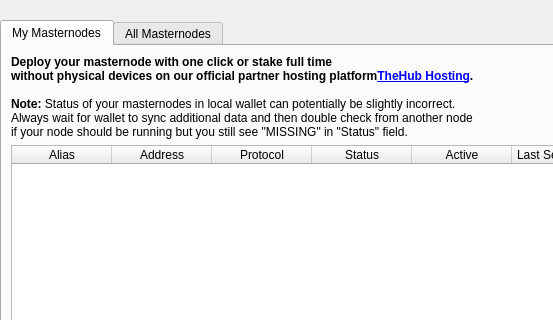
First picture: the form in src/qt/forms/masternodelist.ui, repository scryptachain/scrypta, before the edit; both pictures show x 0 to 553 and y 0 to 320 of the 723 by 457 pixel window.
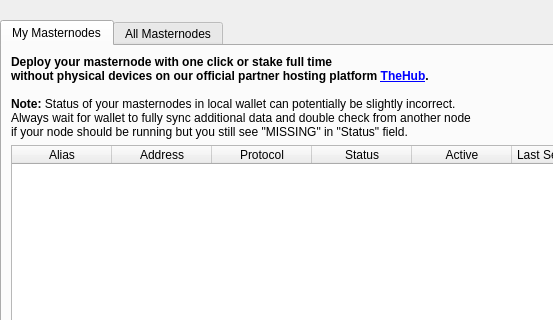
Second picture: the form after the edit.

```diff
--- a/src/qt/forms/masternodelist.ui
+++ b/src/qt/forms/masternodelist.ui
@@ -67,8 +67,8 @@
              <item>
               <widget class="QLabel" name="updateNote">
                <property name="text">
-                <string>&lt;html&gt;&lt;head/&gt;&lt;body&gt;&lt;p&gt;&lt;span style=&quot; font-weight:600;&quot;&gt;Deploy your masternode with one click or stake full time&lt;br/&gt;without physical devices on our official partner hosting platform&lt;/span&gt;&lt;a href=&quot;https://thehub.host&quot;&gt;&lt;span style=&quot; font-weight:600; text-decoration: underline; color:#0000ff;&quot;&gt;TheHub Hosting&lt;/span&gt;&lt;/a&gt;&lt;span style=&quot; font-weight:600;&quot;&gt;. &lt;/span&gt;&lt;br/&gt;&lt;br&gt;&lt;span style=&quot; font-weight:600;&quot;&gt;
-Note: &lt;/span&gt;Status of your masternodes in local wallet can potentially be slightly incorrect.&lt;br /&gt;Always wait for wallet to sync additional data and then double check from another node&lt;br /&gt;if your node should be running but you still see &quot;MISSING&quot; in &quot;Status&quot; field.</string>
+                <string>&lt;html&gt;&lt;head/&gt;&lt;body&gt;&lt;p&gt;&lt;span style=&quot; font-weight:600;&quot;&gt;Deploy your masternode with one click or stake full time&lt;br/&gt;without physical devices on our official partner hosting platform &lt;/span&gt;&lt;a href=&quot;https://thehub.host&quot;&gt;&lt;span style=&quot; font-weight:600; text-decoration: underline; color:#0000ff;&quot;&gt;TheHub&lt;/span&gt;&lt;/a&gt;&lt;span style=&quot; font-weight:600;&quot;&gt;. &lt;/span&gt;&lt;br/&gt;&lt;br&gt;&lt;span style=&quot; font-weight:600;&quot;&gt;
+Note: &lt;/span&gt;Status of your masternodes in local wallet can potentially be slightly incorrect.&lt;br /&gt;Always wait for wallet to fully sync additional data and double check from another node&lt;br /&gt;if your node should be running but you still see &quot;MISSING&quot; in &quot;Status&quot; field.</string>
                </property>
               </widget>
              </item>
```
